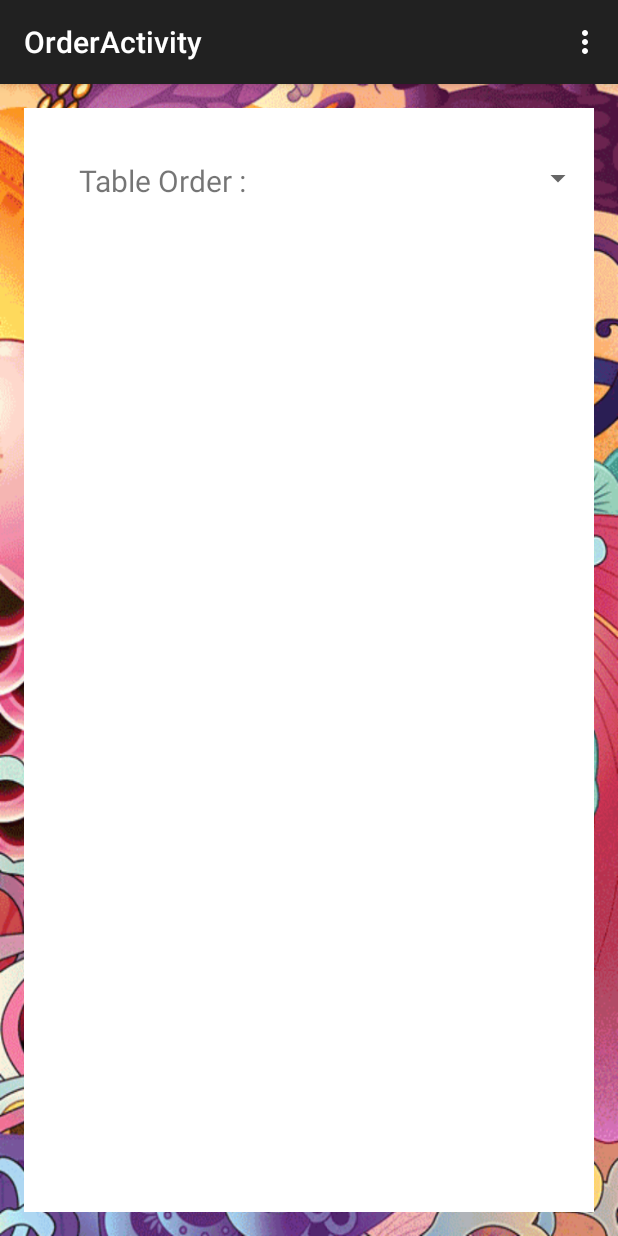
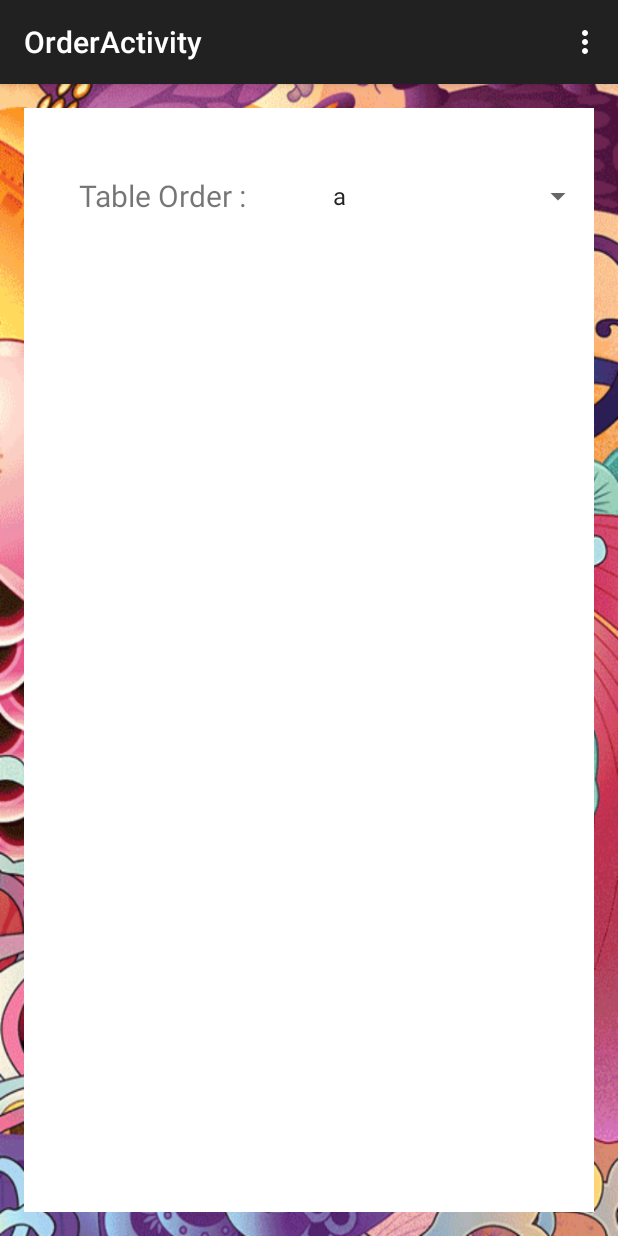
Before and after one commit to masterUNG/MasterRestaurant, an Android app: the OrderActivity screen opened directly, with no data from a screen before it, on a phone screen of 412 x 824 dp. Run offline under Robolectric (Android 15) with nearby library versions, the phone set to English and light mode, and no system bars; 1 statement that could not run was skipped.

```diff
--- a/app/src/main/java/appewtc/masterung/masterrestaurant/OrderActivity.java
+++ b/app/src/main/java/appewtc/masterung/masterrestaurant/OrderActivity.java
@@ -4,6 +4,9 @@ import android.support.v7.app.ActionBarActivity;
 import android.os.Bundle;
 import android.view.Menu;
 import android.view.MenuItem;
+import android.view.View;
+import android.widget.AdapterView;
+import android.widget.ArrayAdapter;
 import android.widget.ListView;
 import android.widget.Spinner;
 import android.widget.TextView;
@@ -28,7 +31,29 @@ public class OrderActivity extends ActionBarActivity {
         //Show Officer
         showOfficer();
 
+        //Show Desk
+        showDesk();
+
     }   // onCreate
+
+    private void showDesk() {
+        final String strSpinnerDesk[] = getResources().getStringArray(R.array.desk);
+        ArrayAdapter<String> objArrayAdapter = new ArrayAdapter<String>(this, android.R.layout.simple_list_item_1, strSpinnerDesk);
+        mySpinner.setAdapter(objArrayAdapter);
+
+        mySpinner.setOnItemSelectedListener(new AdapterView.OnItemSelectedListener() {
+            @Override
+            public void onItemSelected(AdapterView<?> adapterView, View view, int i, long l) {
+                strDesk = strSpinnerDesk[i];
+            }
+
+            @Override
+            public void onNothingSelected(AdapterView<?> adapterView) {
+                strDesk = strSpinnerDesk[0];
+            }
+        });
+
+    }
 
     private void showOfficer() {
         strOfficer = getIntent().getExtras().getString("Officer");
--- /dev/null
+++ b/app/src/main/res/values/desk.xml
@@ -0,0 +1,19 @@
+<?xml version="1.0" encoding="utf-8"?>
+<resources>
+
+    <string-array name="desk">
+
+        <item>a</item>
+        <item>b</item>
+        <item>c</item>
+        <item>e</item>
+        <item>f</item>
+        <item>g</item>
+        <item>h</item>
+        <item>i</item>
+        <item>j</item>
+        <item>k</item>
+
+    </string-array>
+
+</resources>
```
